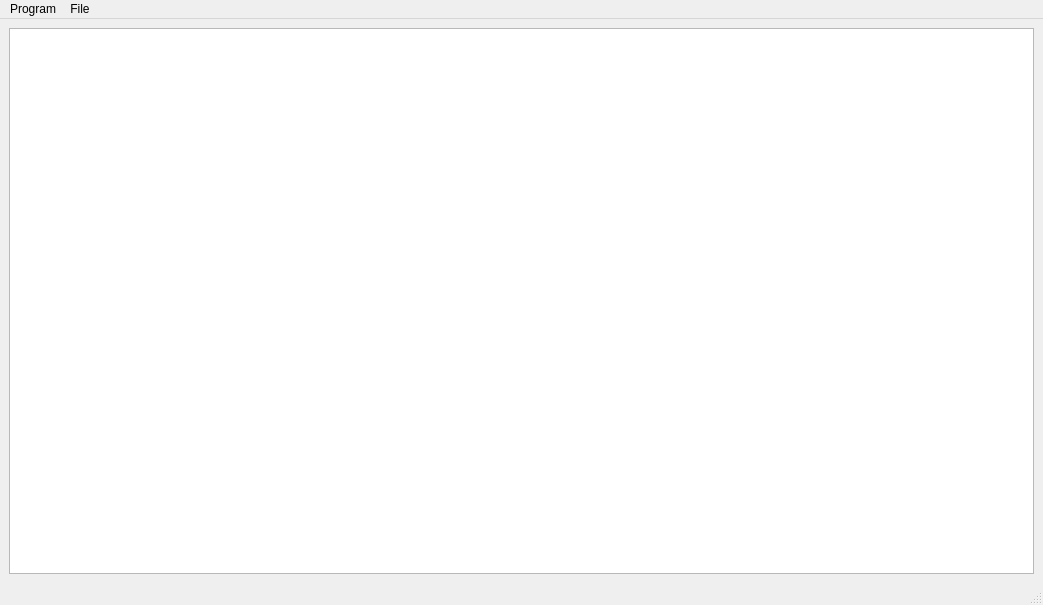
This is views/mainwindow.ui in TheDmitry/CS206-OOP-Application as Qt 5 draws it before an edit. The edited form follows.
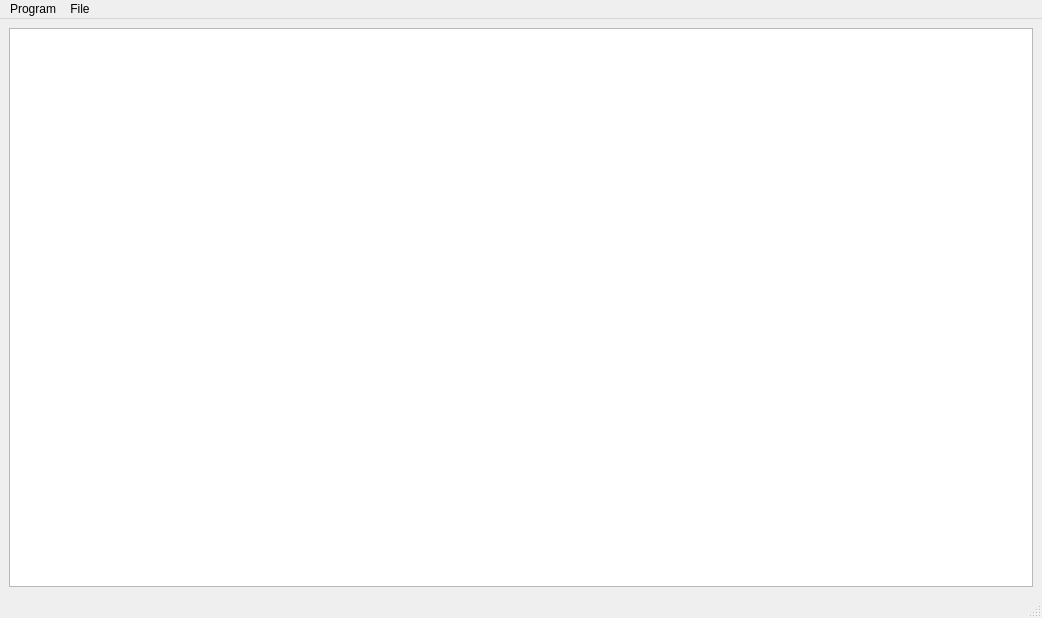
This is the edited form.

Commit message: Make QTableView work with VRHeadset model, actual data manipulation with this table

What changed in the file:
```diff
--- a/views/mainwindow.ui
+++ b/views/mainwindow.ui
@@ -6,8 +6,8 @@
    <rect>
     <x>0</x>
     <y>0</y>
-    <width>1043</width>
-    <height>605</height>
+    <width>1042</width>
+    <height>618</height>
    </rect>
   </property>
   <property name="windowTitle">
@@ -22,7 +22,14 @@
    </property>
    <layout class="QGridLayout" name="gridLayout_2">
     <item row="0" column="0">
-     <widget class="QTableView" name="tableView"/>
+     <widget class="QTableView" name="tableView">
+      <property name="styleSheet">
+       <string notr="true">QTableView::item { text-align: center; }</string>
+      </property>
+      <property name="textElideMode">
+       <enum>Qt::TextElideMode::ElideRight</enum>
+      </property>
+     </widget>
     </item>
    </layout>
   </widget>
@@ -31,7 +38,7 @@
     <rect>
      <x>0</x>
      <y>0</y>
-     <width>1043</width>
+     <width>1042</width>
      <height>23</height>
     </rect>
    </property>
```
Left out of the diff: 3 changed lines with no effect on the pictures. The commit also changes 9 other files.
